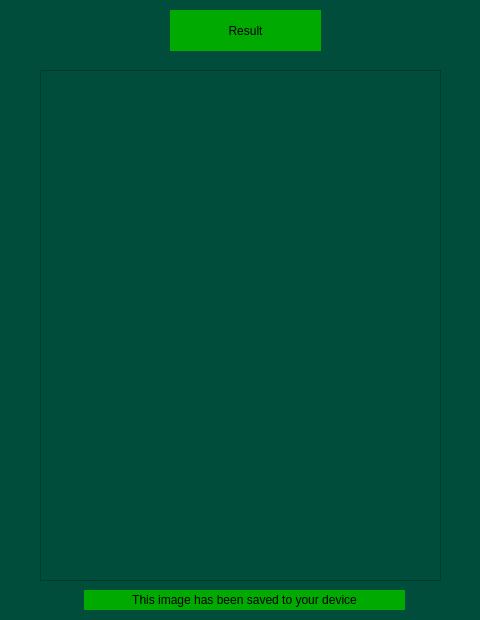
The window that final.ui (akritiupreti/Ignitia-Thachaina) describes before a commit, drawn with Qt 5.
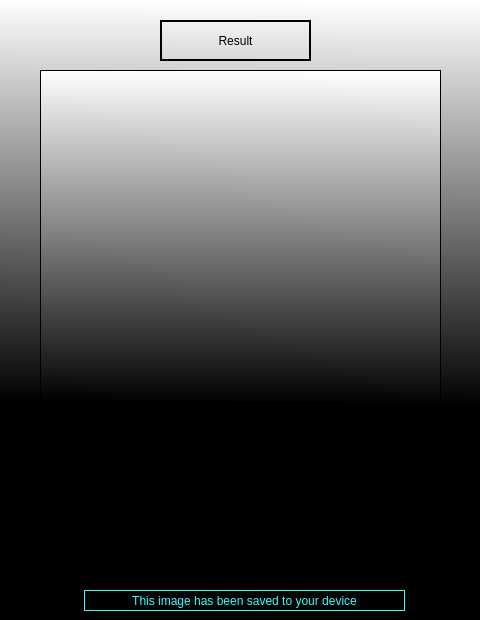
The same window after the commit.

The edit to the form file:
```diff
--- a/final.ui
+++ b/final.ui
@@ -14,7 +14,7 @@
    <string>Dialog</string>
   </property>
   <property name="styleSheet">
-   <string notr="true">background-color: rgb(0, 77, 60);</string>
+   <string notr="true">background-color: qlineargradient(spread:pad, x1:0.483, y1:0.653773, x2:0.488, y2:0, stop:0 rgba(0, 0, 0, 255), stop:1 rgba(255, 255, 255, 255));</string>
   </property>
   <widget class="QGraphicsView" name="letterview">
    <property name="geometry">
@@ -29,15 +29,21 @@
   <widget class="QLabel" name="quelabel">
    <property name="geometry">
     <rect>
-     <x>170</x>
-     <y>10</y>
+     <x>160</x>
+     <y>20</y>
      <width>151</width>
      <height>41</height>
     </rect>
    </property>
    <property name="styleSheet">
-    <string notr="true">font: 14pt &quot;MS Shell Dlg 2&quot;;
-background-color: rgb(0, 170, 0);</string>
+    <string notr="true">font: 20pt &quot;Casandra&quot;;
+background-color: rgb(0, 170,  rgb(147, 196, 255));</string>
+   </property>
+   <property name="frameShape">
+    <enum>QFrame::WinPanel</enum>
+   </property>
+   <property name="lineWidth">
+    <number>2</number>
    </property>
    <property name="text">
     <string>Result</string>
@@ -52,11 +58,16 @@
      <x>84</x>
      <y>590</y>
      <width>321</width>
-     <height>20</height>
+     <height>21</height>
     </rect>
    </property>
    <property name="styleSheet">
-    <string notr="true">background-color: rgb(0, 170, 0);</string>
+    <string notr="true">font: 57 10pt &quot;Queensides&quot;;
+color: rgb(61,252,255);
+background-color: rgb(0, 170,  rgb(147, 196, 255));</string>
+   </property>
+   <property name="frameShape">
+    <enum>QFrame::Box</enum>
    </property>
    <property name="text">
     <string>This image has been saved to your device</string>
```
